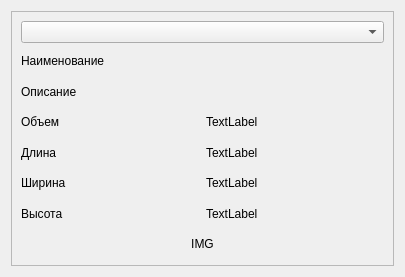
Before: the Qt Designer form Cars/ElementsCarsView/semitrailersview.ui in Sakton/CONVEYANCE_QV1, drawn with Qt 5.
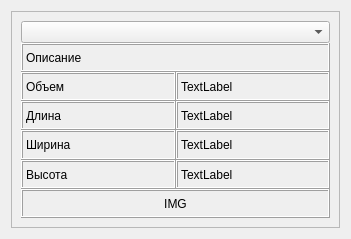
After: the same form once the commit is applied. Custom widgets are drawn as their Qt base class.

What changed in the file:
```diff
--- a/Cars/ElementsCarsView/semitrailersview.ui
+++ b/Cars/ElementsCarsView/semitrailersview.ui
@@ -6,8 +6,8 @@
    <rect>
     <x>0</x>
     <y>0</y>
-    <width>405</width>
-    <height>277</height>
+    <width>351</width>
+    <height>239</height>
    </rect>
   </property>
   <property name="windowTitle">
@@ -25,39 +25,92 @@
      <layout class="QGridLayout" name="gridLayout_3">
       <item row="0" column="1">
        <layout class="QGridLayout" name="gridLayout_2">
-        <item row="5" column="0">
+        <property name="spacing">
+         <number>0</number>
+        </property>
+        <item row="4" column="0">
          <widget class="QLabel" name="label_9">
+          <property name="frameShape">
+           <enum>QFrame::Box</enum>
+          </property>
+          <property name="frameShadow">
+           <enum>QFrame::Raised</enum>
+          </property>
           <property name="text">
            <string>Ширина</string>
           </property>
          </widget>
         </item>
-        <item row="6" column="1">
+        <item row="4" column="1">
+         <widget class="QLabel" name="labelWidth">
+          <property name="frameShape">
+           <enum>QFrame::Box</enum>
+          </property>
+          <property name="frameShadow">
+           <enum>QFrame::Raised</enum>
+          </property>
+          <property name="text">
+           <string>TextLabel</string>
+          </property>
+         </widget>
+        </item>
+        <item row="5" column="1">
          <widget class="QLabel" name="labelHeight">
+          <property name="frameShape">
+           <enum>QFrame::Box</enum>
+          </property>
+          <property name="frameShadow">
+           <enum>QFrame::Raised</enum>
+          </property>
           <property name="text">
            <string>TextLabel</string>
           </property>
          </widget>
         </item>
-        <item row="1" column="0" colspan="2">
-         <widget class="QLabel" name="labelName">
+        <item row="2" column="1">
+         <widget class="QLabel" name="labelCarrying">
+          <property name="frameShape">
+           <enum>QFrame::Box</enum>
+          </property>
+          <property name="frameShadow">
+           <enum>QFrame::Raised</enum>
+          </property>
           <property name="text">
-           <string>Наименование</string>
+           <string>TextLabel</string>
+          </property>
+         </widget>
+        </item>
+        <item row="3" column="0">
+         <widget class="QLabel" name="label_7">
+          <property name="frameShape">
+           <enum>QFrame::Box</enum>
+          </property>
+          <property name="frameShadow">
+           <enum>QFrame::Raised</enum>
+          </property>
+          <property name="midLineWidth">
+           <number>0</number>
+          </property>
+          <property name="text">
+           <string>Длина</string>
           </property>
          </widget>
         </item>
         <item row="0" column="0" colspan="2">
-         <widget class="ComboBoxSemitrailers" name="comboBoxSemitrailerName"/>
-        </item>
-        <item row="5" column="1">
-         <widget class="QLabel" name="labelWidth">
-          <property name="text">
-           <string>TextLabel</string>
+         <widget class="ComboBoxSemitrailers" name="comboBoxSemitrailerName">
+          <property name="frame">
+           <bool>true</bool>
           </property>
          </widget>
         </item>
-        <item row="2" column="0" colspan="2">
+        <item row="1" column="0" colspan="2">
          <widget class="QLabel" name="labelDescription">
+          <property name="frameShape">
+           <enum>QFrame::Box</enum>
+          </property>
+          <property name="frameShadow">
+           <enum>QFrame::Raised</enum>
+          </property>
           <property name="text">
            <string>Описание</string>
           </property>
@@ -69,43 +122,40 @@
           </property>
          </widget>
         </item>
-        <item row="3" column="0">
+        <item row="2" column="0">
          <widget class="QLabel" name="labelCarying">
+          <property name="frameShape">
+           <enum>QFrame::Box</enum>
+          </property>
+          <property name="frameShadow">
+           <enum>QFrame::Raised</enum>
+          </property>
           <property name="text">
            <string>Объем</string>
           </property>
          </widget>
         </item>
         <item row="3" column="1">
-         <widget class="QLabel" name="labelCarrying">
-          <property name="text">
-           <string>TextLabel</string>
-          </property>
-         </widget>
-        </item>
-        <item row="6" column="0">
-         <widget class="QLabel" name="label_11">
-          <property name="text">
-           <string>Высота</string>
-          </property>
-         </widget>
-        </item>
-        <item row="4" column="0">
-         <widget class="QLabel" name="label_7">
-          <property name="text">
-           <string>Длина</string>
-          </property>
-         </widget>
-        </item>
-        <item row="4" column="1">
          <widget class="QLabel" name="labelLenth">
+          <property name="frameShape">
+           <enum>QFrame::Box</enum>
+          </property>
+          <property name="frameShadow">
+           <enum>QFrame::Raised</enum>
+          </property>
           <property name="text">
            <string>TextLabel</string>
           </property>
          </widget>
         </item>
-        <item row="7" column="0" colspan="2">
+        <item row="6" column="0" colspan="2">
          <widget class="QLabel" name="labelimg">
+          <property name="frameShape">
+           <enum>QFrame::Box</enum>
+          </property>
+          <property name="frameShadow">
+           <enum>QFrame::Raised</enum>
+          </property>
           <property name="text">
            <string>IMG</string>
           </property>
@@ -114,6 +164,19 @@
           </property>
          </widget>
         </item>
+        <item row="5" column="0">
+         <widget class="QLabel" name="label_11">
+          <property name="frameShape">
+           <enum>QFrame::Box</enum>
+          </property>
+          <property name="frameShadow">
+           <enum>QFrame::Raised</enum>
+          </property>
+          <property name="text">
+           <string>Высота</string>
+          </property>
+         </widget>
+        </item>
        </layout>
       </item>
      </layout>
```
